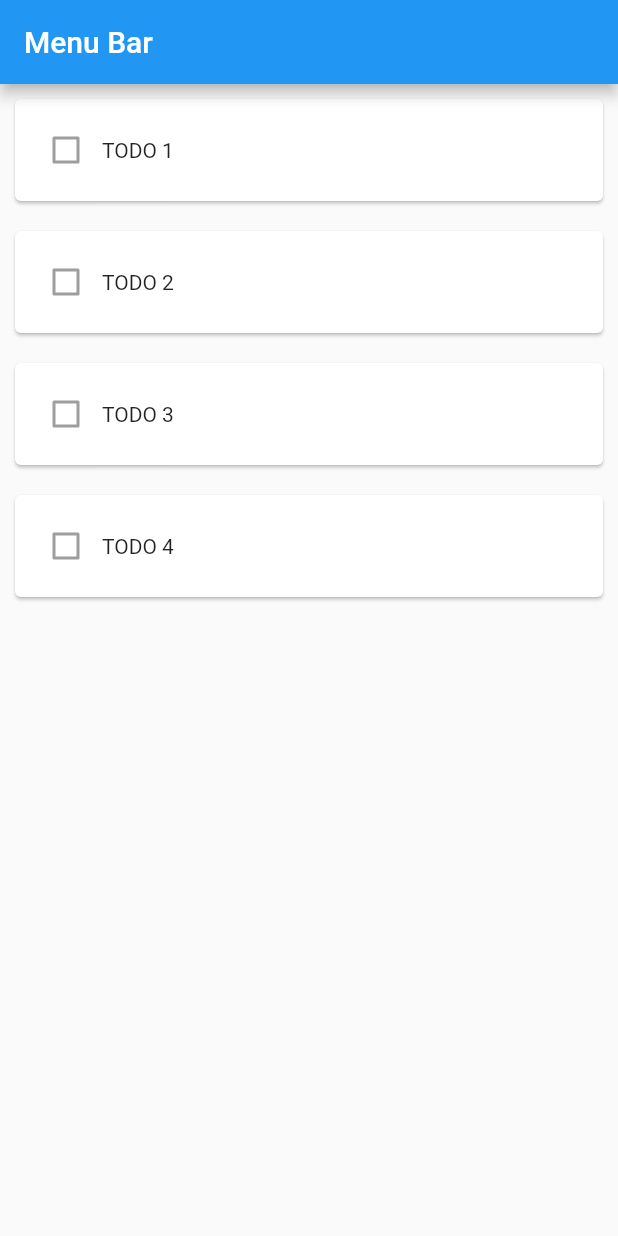
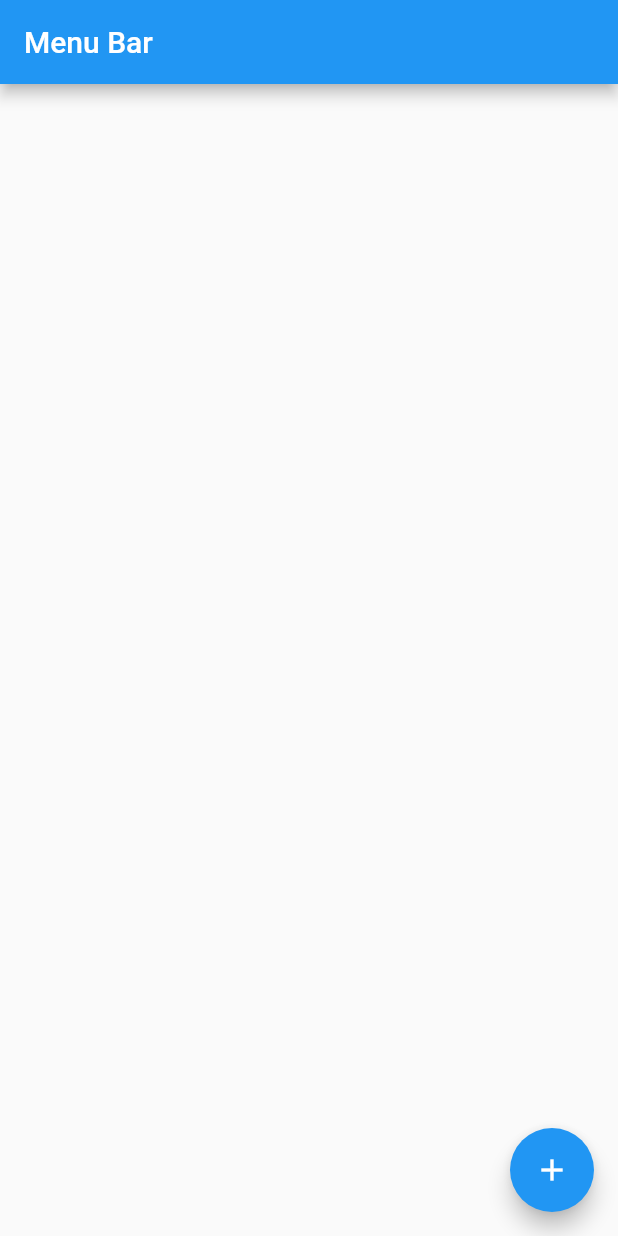
Before and after one commit to GordonShinozaki/todo-flutter, a Flutter app: the screen it shows after launch, on a phone screen of 412 x 824 dp. Run offline on Flutter 3.47's test engine with Material 2 defaults, Android fonts, the phone set to English and light mode, and no system bars.

Commit message:
feat: state management for cards

```diff
--- a/lib/main.dart
+++ b/lib/main.dart
@@ -21,8 +21,22 @@ class MyApp extends StatelessWidget {
 }
 
 ///////////////////////////////
-// ③ アプリのメインページ（固定）
-class MyHomePage extends StatelessWidget {
+// ⑦ MyHomePage本体
+class MyHomePage extends StatefulWidget {
+
+  // ⑦-1: TodoCardWidgetを一時的に保存する配列を作成
+  List<Widget> cards = [];
+
+  MyHomePage({Key? key}) : super(key: key);
+
+  @override
+  _MyHomePageState createState() => _MyHomePageState();
+}
+
+// ⑧ MyHomePageの状態
+class _MyHomePageState extends State<MyHomePage> {
+
+
   @override
   Widget build(BuildContext context) {
     return Scaffold(
@@ -30,24 +44,48 @@ class MyHomePage extends StatelessWidget {
         title: Text("Menu Bar"),
       ),
       body: Center(
-        child: ListView(children: [
-          // ここから下が修正箇所
-          TodoCardWidget(label: "TODO 1"),
-          TodoCardWidget(label: "TODO 2"),
-          TodoCardWidget(label: "TODO 3"),
-          TodoCardWidget(label: "TODO 4"),
-        ]),
+        // ⑧-3: ListViewのchildrenをwidget.cardsに変更
+        child:  ListView.builder(
+          itemCount: widget.cards.length,
+          itemBuilder: (BuildContext context, int index) {
+            return widget.cards[index];
+          },
+        ),
+      ),
+      // ⑧-1: 画面右下にボタンを追加
+      floatingActionButton: FloatingActionButton(
+        onPressed: () {
+          // Add your onPressed code here!
+          setState(() {
+            // ⑧-2: ボタンが押された時に、TodoCardWidgetをcardsに追加
+            widget.cards.add(TodoCardWidget(label: "a"));
+          });
+        },
+        child: const Icon(Icons.add),
       ),
     );
   }
 }
 
 ////////////////////
-// ④ TodoCardのWidget
-class TodoCardWidget extends StatelessWidget {
+/// ⑤ StatefulWidget本体
+class TodoCardWidget extends StatefulWidget {
   final String label;
+  var state = false;
 
-  TodoCardWidget({Key? key, required this.label});
+  TodoCardWidget({Key? key, required this.label}) : super(key: key);
+
+  @override
+  _TodoCardWidgetState createState() => _TodoCardWidgetState();
+}
+
+/// ⑤ TodoCardWidgetの状態
+class _TodoCardWidgetState extends State<TodoCardWidget> {
+  void _changeState(value) {
+    setState(() {
+      widget.state = value ?? false;
+    });
+  }
 
   @override
   Widget build(BuildContext context) {
@@ -57,8 +95,8 @@ class TodoCardWidget extends StatelessWidget {
         padding: EdgeInsets.all(10),
         child: Row(
           children: [
-            Checkbox(onChanged: null, value: false),
-            Text(this.label),
+            Checkbox(onChanged: _changeState, value: widget.state),
+            Text(widget.label),
           ],
         ),
       ),
```
